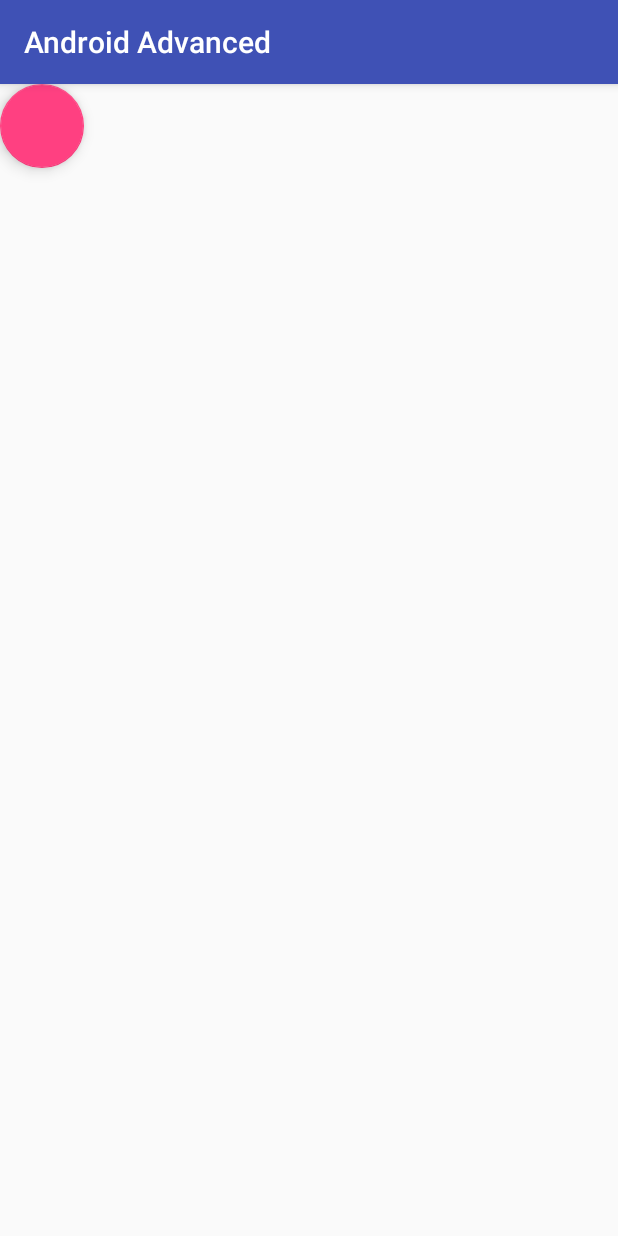
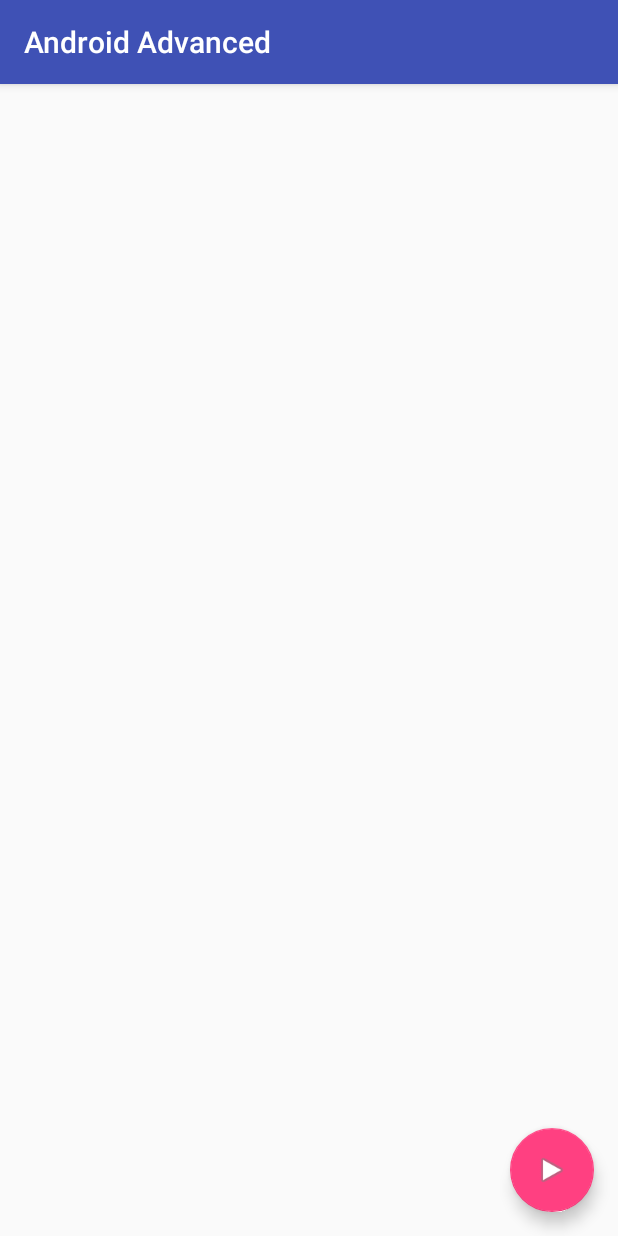
Before and after one commit to txcsmad/s17-android-advanced, an Android app: the screen it shows after launch (AnagramActivity), on a phone screen of 412 x 824 dp. Run offline under Robolectric (Android 15) with nearby library versions, the phone set to English and light mode, and no system bars.

Commit message:
Setup base layout.

```diff
--- a/app/src/main/res/layout/activity_anagram.xml
+++ b/app/src/main/res/layout/activity_anagram.xml
@@ -10,8 +10,13 @@
     <include layout="@layout/content_anagram" />
 
     <android.support.design.widget.FloatingActionButton
+        android:id="@+id/fab"
         android:layout_width="wrap_content"
-        android:layout_height="wrap_content"/>
+        android:layout_height="wrap_content"
+        android:layout_gravity="bottom|end"
+        android:layout_margin="@dimen/fab_margin"
+        android:nestedScrollingEnabled="false"
+        android:src="@android:drawable/ic_media_play"/>
 
 
 
--- a/app/src/main/res/values/dimens.xml
+++ b/app/src/main/res/values/dimens.xml
@@ -2,4 +2,5 @@
     <!-- Default screen margins, per the Android Design guidelines. -->
     <dimen name="activity_horizontal_margin">16dp</dimen>
     <dimen name="activity_vertical_margin">16dp</dimen>
+    <dimen name="fab_margin">16dp</dimen>
 </resources>
```
